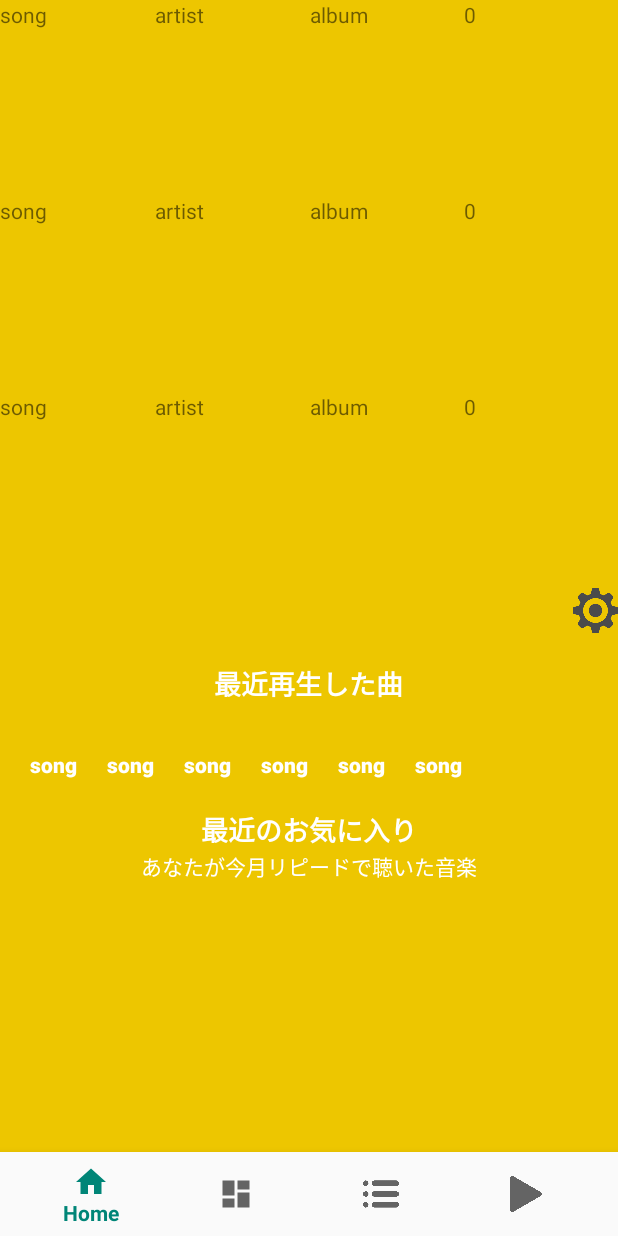
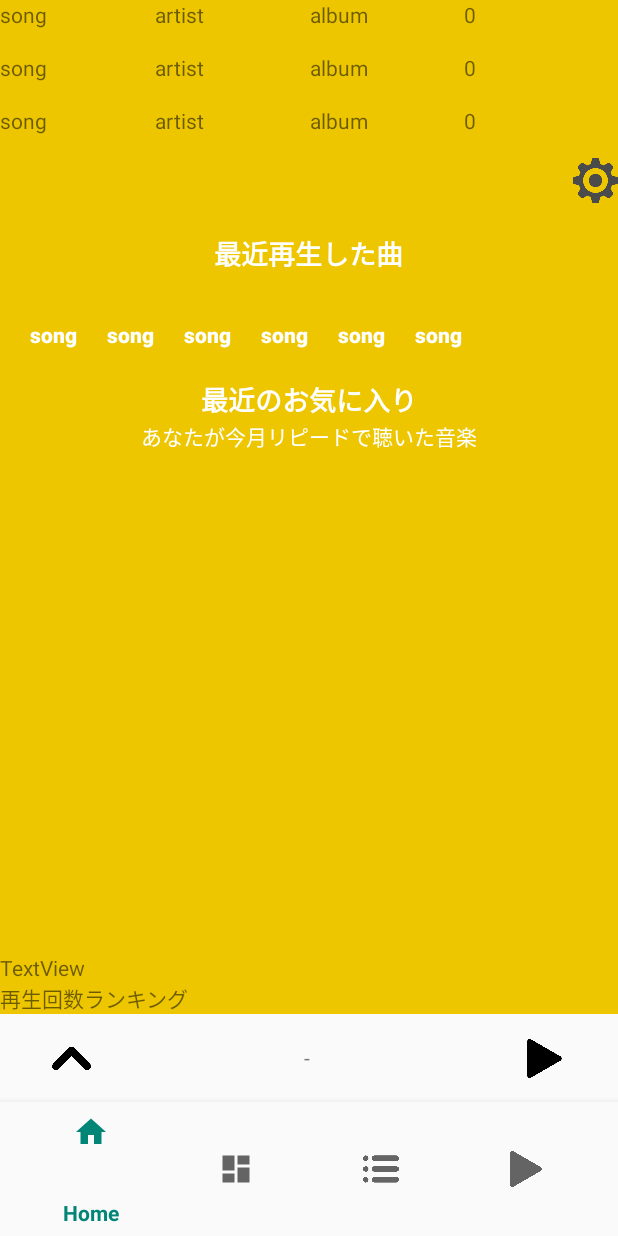
Before and after one commit to idei000sports/IdeiApp3, an Android app: the screen it shows after launch (MainActivity), on a phone screen of 412 x 824 dp. Run offline under Robolectric (Android 15) with nearby library versions, the phone set to English and light mode, and no system bars; our stand-ins replace data binding; 4 statements that could not run were skipped.

Commit message:
0605おわり ボトムビューの上にプレーヤー設置

```diff
--- /dev/null
+++ b/app/src/main/java/takuma/idei/ideiapp/BottomPlayer.java
@@ -0,0 +1,119 @@
+package takuma.idei.ideiapp;
+
+import android.content.ComponentName;
+import android.content.Context;
+import android.content.Intent;
+import android.content.ServiceConnection;
+import android.databinding.DataBindingUtil;
+import android.os.Bundle;
+import android.os.IBinder;
+import android.support.v4.app.Fragment;
+import android.view.LayoutInflater;
+import android.view.View;
+import android.view.ViewGroup;
+import android.widget.ImageButton;
+
+import java.util.ArrayList;
+
+import takuma.idei.ideiapp.databinding.FragmentBottomplayerBinding;
+
+public class BottomPlayer extends Fragment implements View.OnClickListener{
+    private ImageButton bottomPlayerPlay;
+    private ImageButton upButton;
+    private SongData songData;
+    private FragmentBottomplayerBinding binding;
+    private MusicPlayerAIDL binder;
+    private Intent serviceIntent;
+    private ServiceConnection connection = new ServiceConnection() {
+        @Override
+        public void onServiceConnected(ComponentName name, IBinder service) {
+            binder = MusicPlayerAIDL.Stub.asInterface(service);
+        }
+        @Override
+        public void onServiceDisconnected(ComponentName name) {
+            binder = null;
+        }
+    };
+
+    @Override
+    public void onCreate(Bundle bundle) {
+        super.onCreate(bundle);
+        serviceIntent = new Intent(getActivity(), MusicPlayerService.class);
+        getActivity().startService(serviceIntent);
+        getActivity().bindService(serviceIntent, connection, Context.BIND_AUTO_CREATE);
+    }
+
+    @Override
+    public View onCreateView(LayoutInflater inflater, ViewGroup container, Bundle savedInstanceState) {
+        binding = DataBindingUtil.inflate(inflater, R.layout.fragment_bottomplayer,container, false);
+        View rootView = binding.getRoot();
+
+        songData = new SongData();
+        binding.setSongData(songData);
+
+
+
+
+
+        bottomPlayerPlay = rootView.findViewById(R.id.bottom_player_play);
+        upButton = rootView.findViewById(R.id.bottom_player_up);
+
+        bottomPlayerPlay.setOnClickListener(new View.OnClickListener() {
+            @Override
+            public void onClick(View v) {
+                try {
+                    String PLAYORPAUSE = binder.playOrPauseSong();
+                }catch (Exception e){
+
+                }
+            }
+        });
+
+        upButton.setOnClickListener(new View.OnClickListener() {
+            @Override
+            public void onClick(View v) {
+                Intent i = new Intent(getActivity(),MusicPlayerActivity.class);
+                startActivity(i);
+            }
+        });
+
+        new Thread(new Runnable() {
+            @Override
+            public void run() {
+                while (true) {
+                    try {
+
+                        ArrayList<String> song = (ArrayList<String>)binder.getNowSongData();
+                        songData.setTitle(song.get(2));
+                        songData.setArtist(song.get(0));
+                        String playNow = binder.playNow();
+                        if (playNow.equals("PLAY")) {
+                            bottomPlayerPlay.setImageResource(R.drawable.pause);
+                        } else if (playNow.equals("PAUSE")) {
+                            bottomPlayerPlay.setImageResource(R.drawable.playbutton);
+                        }
+
+
+                        Thread.sleep(1000);
+                    } catch (InterruptedException e) {} catch (Exception e) { }
+                }
+            }
+        }).start();
+
+        return rootView;
+    }
+
+    @Override
+    public void onStart() {
+
+        super.onStart();
+
+    }
+
+
+    @Override
+    public void onClick (View v){
+
+    }
+
+}
--- a/app/src/main/java/takuma/idei/ideiapp/MainActivity.java
+++ b/app/src/main/java/takuma/idei/ideiapp/MainActivity.java
@@ -17,11 +17,11 @@ import android.support.v4.content.ContextCompat;
 import android.support.v7.app.AppCompatActivity;
 import android.view.MenuItem;
 import android.view.View;
-import android.widget.TextView;
 
 public class MainActivity extends AppCompatActivity {
-    private TextView mTextMessage;
+    //private TextView mTextMessage;
     private Fragment fragment;
+    private Fragment bottomPlayerFragment;
     private FragmentActivity fragmentActivity;
     private FragmentManager fragmentManager;
     private View activity;
@@ -36,11 +36,11 @@ public class MainActivity extends AppCompatActivity {
         public boolean onNavigationItemSelected(@NonNull MenuItem item) {
             switch (item.getItemId()) {
                 case R.id.navigation_home:
-                    mTextMessage.setText(R.string.title_home);
+                    //mTextMessage.setText(R.string.title_home);
                     fragment = new Home();
                     break;
                 case R.id.navigation_dashboard:
-                    mTextMessage.setText(R.string.title_dashboard);
+                    //mTextMessage.setText(R.string.title_dashboard);
                     fragment = new Dashboard();
                     break;
                 case R.id.navigation_notifications:
@@ -48,7 +48,7 @@ public class MainActivity extends AppCompatActivity {
                     startActivity(i);
                     //break;
                 case R.id.navigation_selectFolder:
-                    mTextMessage.setText("folder");
+                    //mTextMessage.setText("folder");
                     fragment = new SelectFolder();
                     break;
             }
@@ -68,9 +68,11 @@ public class MainActivity extends AppCompatActivity {
 
         fragmentManager = getSupportFragmentManager();
         fragment = new Home();
+        bottomPlayerFragment = new BottomPlayer();
+
 
         BottomNavigationView navView = findViewById(R.id.nav_view);
-        mTextMessage = findViewById(R.id.message);
+        //mTextMessage = findViewById(R.id.message);
         navView.setOnNavigationItemSelectedListener(mOnNavigationItemSelectedListener);
     }
 
--- a/app/src/main/java/takuma/idei/ideiapp/MusicPlayerActivity.java
+++ b/app/src/main/java/takuma/idei/ideiapp/MusicPlayerActivity.java
@@ -29,7 +29,7 @@ public class MusicPlayerActivity extends AppCompatActivity implements View.OnCli
     private ImageButton skipBackButton;
     private ImageButton finishActivity;
     private ImageButton repertButton;
-
+    private SongData songData;
     private SeekBar positionBar;
     private SeekBarData seekBarData;
 
@@ -37,7 +37,7 @@ public class MusicPlayerActivity extends AppCompatActivity implements View.OnCli
     private Intent serviceIntent;
     private MusicPlayerAIDL binder;
     //DataBinding用
-    private SongData songData;
+    //private SongData songData;
     private FragmentMusicplayerBinding binding;
 
     private ServiceConnection connection = new ServiceConnection() {
@@ -55,6 +55,11 @@ public class MusicPlayerActivity extends AppCompatActivity implements View.OnCli
     protected void onCreate(Bundle savedInstanceState) {
         super.onCreate(savedInstanceState);
         binding = DataBindingUtil.setContentView(this, R.layout.fragment_musicplayer);
+
+        songData = new SongData();
+        binding.setSongData(songData);
+        songData.setArtist("kuso");
+        songData.setTitle("syonben");
 
         //サービス開き
         serviceIntent = new Intent(this, MusicPlayerService.class);
@@ -166,8 +171,14 @@ public class MusicPlayerActivity extends AppCompatActivity implements View.OnCli
 
                         //曲のメタデータとアルバムアートをDataBindingに
                         ArrayList<String> song = (ArrayList<String>)binder.getNowSongData();
-                        songData = new SongData(song.get(0), song.get(1), song.get(2));
-                        binding.setSongData(songData);
+                        //songData = new SongData(song.get(0), song.get(1), song.get(2));
+                        //binding.setSongData(songData);
+
+                        songData.setTitle(song.get(2));
+                        songData.setArtist(song.get(0));
+                        songData.setAlbum(song.get(1));
+
+
                         //PathからBitmapへ変換してset
                         String albumArtPath = binder.getAlbumArt();
                         albumArt.setImageBitmap(BitmapFactory.decodeFile(albumArtPath));
--- a/app/src/main/java/takuma/idei/ideiapp/MusicPlayerService.java
+++ b/app/src/main/java/takuma/idei/ideiapp/MusicPlayerService.java
@@ -68,7 +68,10 @@ public class MusicPlayerService extends Service {
 
         folderPath = songPath;
         makeSongData();
-
+        SongData songData = new SongData();
+        songData.setTitle(title_name);
+        songData.setArtist(artist_name);
+        songData.setAlbum(album_name);
 
         try {
             if (mediaPlayer == null || !mediaPlayer.isPlaying()) {
--- a/app/src/main/java/takuma/idei/ideiapp/SongData.java
+++ b/app/src/main/java/takuma/idei/ideiapp/SongData.java
@@ -1,57 +1,72 @@
 package takuma.idei.ideiapp;
 
-import java.io.Serializable;
+import android.databinding.BaseObservable;
+import android.databinding.Bindable;
+import android.databinding.PropertyChangeRegistry;
 
-public class SongData implements Serializable {
-    private static final long serialVersionUID = 1L;
-    private String artist;
-    private String album;
-    private String title;
+public class SongData extends BaseObservable {
+    private static String artist;
+    private static String album;
+    private static String title;
     private boolean playingNow;
     private String albumArt;
+    PropertyChangeRegistry propertyChangeRegistry;
+    public SongData() {
 
+    }
     public SongData(String artist, String album, String title){
         this.artist = artist;
         this.album = album;
         this.title = title;
     }
 
+    @Bindable
     public String getArtist() {
         return artist;
     }
 
     public void setArtist(String artist) {
         this.artist = artist;
+        notifyPropertyChanged(takuma.idei.ideiapp.BR.artist);
     }
 
+    @Bindable
     public String getAlbum() {
         return album;
     }
 
     public void setAlbum(String album) {
         this.album = album;
+        notifyPropertyChanged(takuma.idei.ideiapp.BR.album);
     }
 
+    @Bindable
     public String getTitle() {
         return title;
     }
 
     public void setTitle(String title) {
         this.title = title;
+        notifyPropertyChanged(takuma.idei.ideiapp.BR.title);
     }
+
+    @Bindable
     public Boolean getPlayingNow() {
         return playingNow;
     }
 
     public void setPlayingNow(Boolean playingNow) {
         this.playingNow = playingNow;
+        notifyPropertyChanged(takuma.idei.ideiapp.BR.playingNow);
     }
 
+    @Bindable
     public String getAlbumArt() {
         return albumArt;
     }
 
     public void setAlbumArt(String albumArt) {
         this.albumArt = albumArt;
+        notifyPropertyChanged(takuma.idei.ideiapp.BR.albumArt);
     }
 }
--- a/app/src/main/res/layout/activity_main.xml
+++ b/app/src/main/res/layout/activity_main.xml
@@ -1,47 +1,51 @@
 <?xml version="1.0" encoding="utf-8"?>
-<android.support.constraint.ConstraintLayout xmlns:android="http://schemas.android.com/apk/res/android"
+<LinearLayout xmlns:android="http://schemas.android.com/apk/res/android"
     xmlns:app="http://schemas.android.com/apk/res-auto"
     xmlns:tools="http://schemas.android.com/tools"
     android:id="@+id/container"
     android:layout_width="match_parent"
     android:layout_height="match_parent"
+    android:orientation="vertical"
     tools:context=".MainActivity">
 
-    <TextView
-        android:id="@+id/message"
-        android:layout_width="wrap_content"
-        android:layout_height="wrap_content"
-        android:layout_marginStart="@dimen/activity_horizontal_margin"
-        android:layout_marginLeft="@dimen/activity_horizontal_margin"
-        android:layout_marginTop="@dimen/activity_vertical_margin"
-        android:text="@string/title_home"
-        app:layout_constraintLeft_toLeftOf="parent"
-        app:layout_constraintTop_toTopOf="parent" />
 
     <FrameLayout
         android:id="@+id/content"
         android:layout_width="match_parent"
-        android:layout_height="match_parent"
-        >
+        android:layout_height="0dp"
+        android:layout_weight="5.5">
+
         <fragment
+            android:id="@+id/fragment"
+            android:name="takuma.idei.ideiapp.Home"
             android:layout_width="match_parent"
-            android:layout_height="match_parent"
-            android:id="@+id/fragment"
-            android:name="takuma.idei.ideiapp.Home" />
+            android:layout_height="match_parent" />
 
 
     </FrameLayout>
 
-    <android.support.design.widget.BottomNavigationView
-        android:id="@+id/nav_view"
-        android:layout_width="0dp"
-        android:layout_height="wrap_content"
-        android:layout_marginStart="0dp"
-        android:layout_marginEnd="0dp"
-        android:background="?android:attr/windowBackground"
-        app:layout_constraintBottom_toBottomOf="parent"
-        app:layout_constraintLeft_toLeftOf="parent"
-        app:layout_constraintRight_toRightOf="parent"
-        app:menu="@menu/bottom_nav_menu" />
+    <LinearLayout
+        android:layout_width="match_parent"
+        android:layout_height="0dp"
 
-</android.support.constraint.ConstraintLayout>
+        android:layout_weight="1.2"
+        android:orientation="vertical">
+
+        <fragment
+            android:id="@+id/bottom_player"
+            android:name="takuma.idei.ideiapp.BottomPlayer"
+            android:layout_width="match_parent"
+            android:layout_height="0dp"
+            android:layout_weight="0.4" />
+
+        <android.support.design.widget.BottomNavigationView
+            android:id="@+id/nav_view"
+            android:layout_width="match_parent"
+            android:layout_height="0dp"
+            android:layout_marginStart="0dp"
+            android:layout_marginEnd="0dp"
+            android:layout_weight="0.6"
+            android:background="?android:attr/windowBackground"
+            app:menu="@menu/bottom_nav_menu" />
+    </LinearLayout>
+</LinearLayout>
--- /dev/null
+++ b/app/src/main/res/layout/fragment_bottomplayer.xml
@@ -0,0 +1,87 @@
+<?xml version="1.0" encoding="utf-8"?>
+
+<layout xmlns:android="http://schemas.android.com/apk/res/android"
+    xmlns:app="http://schemas.android.com/apk/res-auto">
+    <!-- Binding objects -->
+    <data>
+        <variable
+            name="SongData"
+            type="takuma.idei.ideiapp.SongData" />
+    </data>
+
+
+<LinearLayout
+    android:layout_width="match_parent"
+    android:layout_height="match_parent"
+    android:background="?android:attr/windowBackground"
+    android:orientation="vertical">
+
+    <LinearLayout
+        android:layout_width="match_parent"
+        android:layout_height="match_parent"
+        android:gravity="center"
+        android:layout_weight="1"
+        android:orientation="horizontal">
+
+        <Space
+            android:layout_width="0dp"
+            android:layout_height="wrap_content"
+            android:layout_weight="0.4" />
+
+        <ImageButton
+            android:id="@+id/bottom_player_up"
+            android:layout_width="0dp"
+            android:layout_height="match_parent"
+            android:gravity="center"
+            android:layout_weight="0.3"
+            android:background="@null"
+            android:scaleType="centerInside"
+            android:textAlignment="center"
+            app:srcCompat="@drawable/uparrow" />
+
+        <TextView
+            android:id="@+id/bottom_song"
+            android:layout_width="0dp"
+            android:layout_height="match_parent"
+            android:gravity="center"
+            android:layout_weight="1.5"
+            android:text="@{SongData.title}"
+            android:textAlignment="center" />
+
+        <TextView
+            android:id="@+id/hyphen"
+            android:layout_width="0dp"
+            android:layout_height="match_parent"
+            android:gravity="center"
+            android:layout_weight="0.3"
+            android:text="-"
+            android:textAlignment="center" />
+
+        <TextView
+            android:id="@+id/artist"
+            android:layout_width="0dp"
+            android:layout_height="match_parent"
+            android:gravity="center"
+            android:layout_weight="1.5"
+            android:text="@{SongData.artist}"
+            android:textAlignment="center" />
+
+        <ImageButton
+            android:id="@+id/bottom_player_play"
+            android:layout_width="0dp"
+            android:layout_height="match_parent"
+            android:gravity="center"
+            android:layout_weight="0.3"
+            android:background="@null"
+            android:scaleType="centerInside"
+            android:textAlignment="center"
+            app:srcCompat="@drawable/playbutton" />
+
+        <Space
+            android:layout_width="0dp"
+            android:layout_height="wrap_content"
+            android:layout_weight="0.4" />
+    </LinearLayout>
+
+</LinearLayout>
+</layout>
--- a/app/src/main/res/layout/fragment_home.xml
+++ b/app/src/main/res/layout/fragment_home.xml
@@ -10,7 +10,7 @@
 
     <LinearLayout
         android:layout_width="match_parent"
-        android:layout_height="match_parent"
+        android:layout_height="0dp"
         android:layout_weight="1"
         android:orientation="vertical">
 
@@ -123,8 +123,8 @@
 
     <ScrollView
         android:layout_width="match_parent"
-        android:layout_height="match_parent"
-        android:layout_weight="1">
+        android:layout_height="0dp"
+        android:layout_weight="5">
 
         <LinearLayout
             android:layout_width="match_parent"
```
